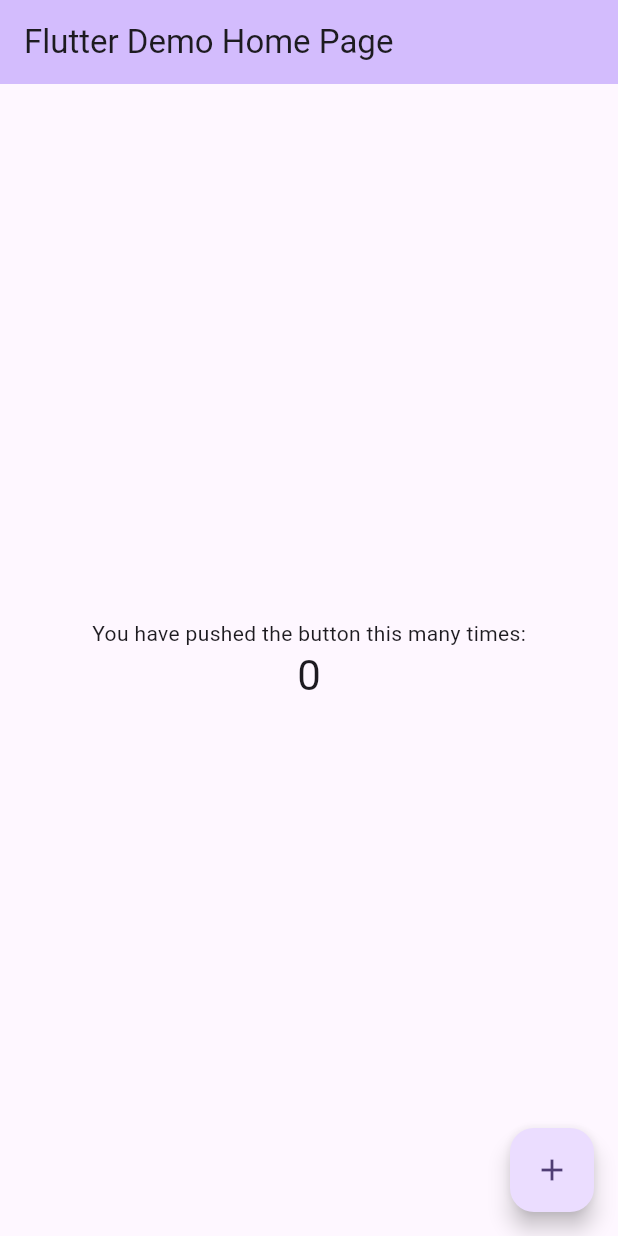
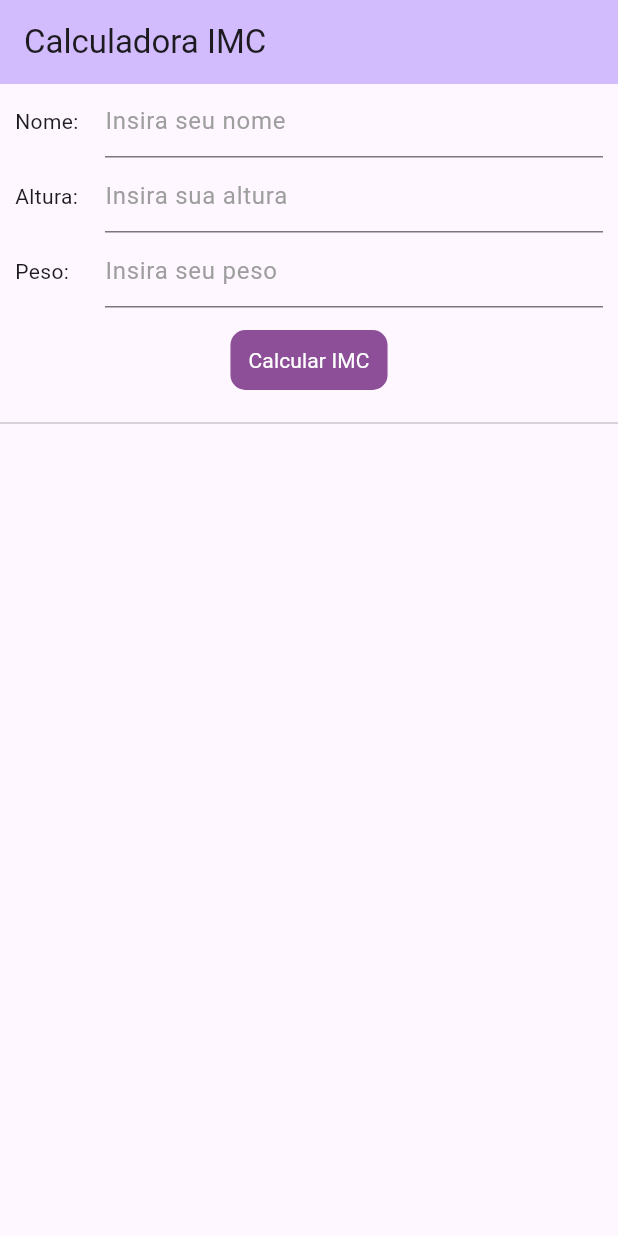
Before and after one commit to vinicius-ov/imcalc-flutter, a Flutter app: the screen it shows after launch, on a phone screen of 412 x 824 dp. Run offline on Flutter 3.47's test engine with Material 2 defaults, Android fonts, the phone set to English and light mode, and no system bars.

```diff
--- a/lib/main.dart
+++ b/lib/main.dart
@@ -1,4 +1,6 @@
 import 'package:flutter/material.dart';
+
+import 'model/person.dart';
 
 void main() {
   runApp(const MyApp());
@@ -7,46 +9,21 @@ void main() {
 class MyApp extends StatelessWidget {
   const MyApp({super.key});
 
-  // This widget is the root of your application.
   @override
   Widget build(BuildContext context) {
     return MaterialApp(
       title: 'Flutter Demo',
       theme: ThemeData(
-        // This is the theme of your application.
-        //
-        // TRY THIS: Try running your application with "flutter run". You'll see
-        // the application has a blue toolbar. Then, without quitting the app,
-        // try changing the seedColor in the colorScheme below to Colors.green
-        // and then invoke "hot reload" (save your changes or press the "hot
-        // reload" button in a Flutter-supported IDE, or press "r" if you used
-        // the command line to start the app).
-        //
-        // Notice that the counter didn't reset back to zero; the application
-        // state is not lost during the reload. To reset the state, use hot
-        // restart instead.
-        //
-        // This works for code too, not just values: Most code changes can be
-        // tested with just a hot reload.
         colorScheme: ColorScheme.fromSeed(seedColor: Colors.deepPurple),
         useMaterial3: true,
       ),
-      home: const MyHomePage(title: 'Flutter Demo Home Page'),
+      home: const MyHomePage(title: 'Calculadora IMC'),
     );
   }
 }
 
 class MyHomePage extends StatefulWidget {
   const MyHomePage({super.key, required this.title});
-
-  // This widget is the home page of your application. It is stateful, meaning
-  // that it has a State object (defined below) that contains fields that affect
-  // how it looks.
-
-  // This class is the configuration for the state. It holds the values (in this
-  // case the title) provided by the parent (in this case the App widget) and
-  // used by the build method of the State. Fields in a Widget subclass are
-  // always marked "final".
 
   final String title;
 
@@ -55,71 +32,168 @@ class MyHomePage extends StatefulWidget {
 }
 
 class _MyHomePageState extends State<MyHomePage> {
-  int _counter = 0;
-
-  void _incrementCounter() {
-    setState(() {
-      // This call to setState tells the Flutter framework that something has
-      // changed in this State, which causes it to rerun the build method below
-      // so that the display can reflect the updated values. If we changed
-      // _counter without calling setState(), then the build method would not be
-      // called again, and so nothing would appear to happen.
-      _counter++;
-    });
-  }
+  List<Person> history = List.empty(growable: true);
+  var nameTextController = TextEditingController(text: '');
+  var heightTextController = TextEditingController(text: '');
+  var weightTextController = TextEditingController(text: '');
 
   @override
   Widget build(BuildContext context) {
-    // This method is rerun every time setState is called, for instance as done
-    // by the _incrementCounter method above.
-    //
-    // The Flutter framework has been optimized to make rerunning build methods
-    // fast, so that you can just rebuild anything that needs updating rather
-    // than having to individually change instances of widgets.
     return Scaffold(
         appBar: AppBar(
-        // TRY THIS: Try changing the color here to a specific color (to
-        // Colors.amber, perhaps?) and trigger a hot reload to see the AppBar
-        // change color while the other colors stay the same.
           backgroundColor: Theme.of(context).colorScheme.inversePrimary,
-        // Here we take the value from the MyHomePage object that was created by
-        // the App.build method, and use it to set our appbar title.
           title: Text(widget.title),
         ),
         body: Center(
-        // Center is a layout widget. It takes a single child and positions it
-        // in the middle of the parent.
+            child: SingleChildScrollView(
+                child: ConstrainedBox(
+                    constraints: BoxConstraints(
+                        maxHeight: MediaQuery.of(context).size.height),
                     child: Column(
-          // Column is also a layout widget. It takes a list of children and
-          // arranges them vertically. By default, it sizes itself to fit its
-          // children horizontally, and tries to be as tall as its parent.
-          //
-          // Column has various properties to control how it sizes itself and
-          // how it positions its children. Here we use mainAxisAlignment to
-          // center the children vertically; the main axis here is the vertical
-          // axis because Columns are vertical (the cross axis would be
-          // horizontal).
-          //
-          // TRY THIS: Invoke "debug painting" (choose the "Toggle Debug Paint"
-          // action in the IDE, or press "p" in the console), to see the
-          // wireframe for each widget.
                         mainAxisAlignment: MainAxisAlignment.center,
                         children: <Widget>[
-            const Text(
-              'You have pushed the button this many times:',
+                          Container(
+                            margin: const EdgeInsets.symmetric(horizontal: 10),
+                            height: 50,
+                            alignment: Alignment.center,
+                            child: Row(children: [
+                              const SizedBox(
+                                width: 60,
+                                child: Text('Nome: '),
                               ),
+                              Flexible(
+                                child: TextField(
+                                    decoration: const InputDecoration(
+                                        hintText: 'Insira seu nome',
+                                        hintStyle:
+                                            TextStyle(color: Colors.grey)),
+                                    keyboardType: TextInputType.name,
+                                    controller: nameTextController),
+                              )
+                            ]),
+                          ),
+                          Container(
+                            margin: const EdgeInsets.symmetric(horizontal: 10),
+                            height: 50,
+                            alignment: Alignment.center,
+                            child: Row(children: [
+                              const SizedBox(
+                                width: 60,
+                                child: Text('Altura: '),
+                              ),
+                              Flexible(
+                                child: TextField(
+                                    decoration: const InputDecoration(
+                                        hintText: 'Insira sua altura',
+                                        hintStyle:
+                                            TextStyle(color: Colors.grey)),
+                                    keyboardType: TextInputType.number,
+                                    controller: heightTextController),
+                              )
+                            ]),
+                          ),
+                          Container(
+                            margin: const EdgeInsets.symmetric(horizontal: 10),
+                            height: 50,
+                            alignment: Alignment.center,
+                            child: Row(children: [
+                              const SizedBox(
+                                width: 60,
+                                child: Text('Peso: '),
+                              ),
+                              Flexible(
+                                child: TextField(
+                                    decoration: const InputDecoration(
+                                        labelStyle: TextStyle(fontSize: 8),
+                                        hintText: 'Insira seu peso',
+                                        hintStyle:
+                                            TextStyle(color: Colors.grey)),
+                                    keyboardType: TextInputType.number,
+                                    controller: weightTextController),
+                              )
+                            ]),
+                          ),
+                          const SizedBox(
+                            height: 10,
+                          ),
+                          TextButton(
+                              onPressed: () {
+                                String name = nameTextController.text;
+                                double height =
+                                    double.parse(heightTextController.text);
+                                double weight =
+                                    double.parse(weightTextController.text);
+
+                                if (name.isNotEmpty &&
+                                    height > 0 &&
+                                    weight > 0) {
+                                  Person person = Person(
+                                      name: name,
+                                      weight: weight,
+                                      height: height);
+                                  debugPrint(person.toString());
+                                  setState(() {
+                                    history.add(person);
+                                    nameTextController.text = '';
+                                    heightTextController.text = '';
+                                    weightTextController.text = '';
+                                    FocusManager.instance.primaryFocus
+                                        ?.unfocus();
+                                  });
+                                }
+                              },
+                              style: ButtonStyle(
+                                  shape: MaterialStateProperty.all(
+                                      RoundedRectangleBorder(
+                                          borderRadius:
+                                              BorderRadius.circular(10))),
+                                  backgroundColor: MaterialStateProperty.all(
+                                      const Color.fromARGB(255, 141, 79, 151))),
+                              child: const Text(
+                                "Calcular IMC",
+                                style: TextStyle(
+                                    color: Colors.white,
+                                    fontSize: 14,
+                                    fontWeight: FontWeight.w400),
+                              )),
+                          const SizedBox(height: 10),
+                          const Divider(
+                            thickness: 1.0,
+                          ),
+                          Expanded(
+                              child: Scrollbar(
+                                  child: ListView.builder(
+                                      itemCount: history.length,
+                                      itemBuilder:
+                                          (BuildContext bc, int index) {
+                                        var person = history[index];
+                                        return Column(children: [
+                                          Row(
+                                              mainAxisAlignment:
+                                                  MainAxisAlignment.spaceEvenly,
+                                              children: [
+                                                Text('Nome: ${person.name}'),
                                                 Text(
-              '$_counter',
-              style: Theme.of(context).textTheme.headlineMedium,
-            ),
-          ],
-        ),
-      ),
-      floatingActionButton: FloatingActionButton(
-        onPressed: _incrementCounter,
-        tooltip: 'Increment',
-        child: const Icon(Icons.add),
-      ), // This trailing comma makes auto-formatting nicer for build methods.
-    );
+                                                    'Situação: ${person.getImcMessage()}'),
+                                              ]),
+                                          Row(
+                                              mainAxisAlignment:
+                                                  MainAxisAlignment.spaceEvenly,
+                                              children: [
+                                                Text(
+                                                    'Altura: ${person.getHeight()}'),
+                                                Text(
+                                                    'Peso: ${person.getWeight()}'),
+                                                Text(
+                                                    'IMC: ${person.getImcString()}'),
+                                              ]),
+                                          const Divider(
+                                            thickness: 3.0,
+                                          )
+                                        ]);
+                                      })))
+                        ]))
+                //This trailing comma makes auto-formatting nicer for build methods.
+                )));
   }
 }
```
Lines whose indentation alone changed are shown as unchanged.
